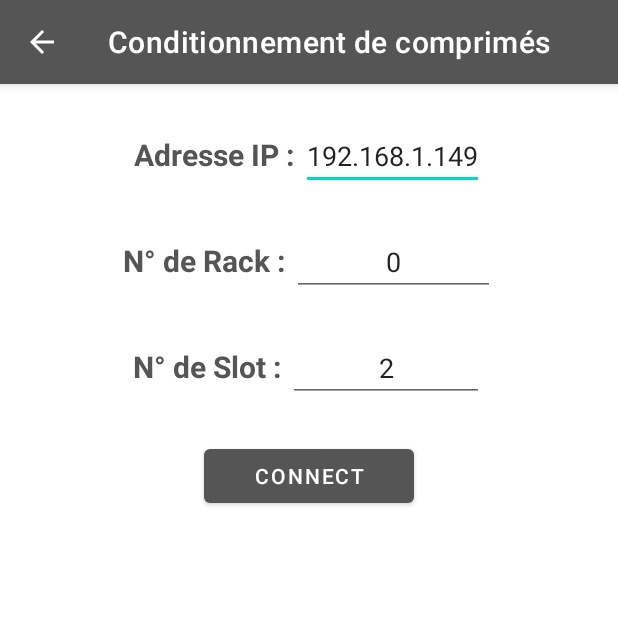
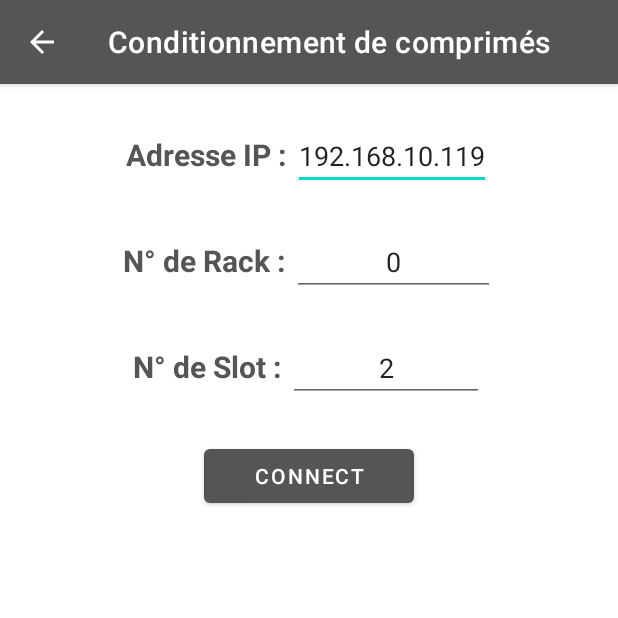
Before and after one commit to LouisFitdevoie/ProjetAndroid, an Android app: the ComprimesActivity screen opened directly, with no data from a screen before it, on a phone screen of 412 x 824 dp, the top half of it. Run offline under Robolectric (Android 15) with nearby library versions, the phone set to English and light mode, and no system bars.

Commit message:
Modification adresses IP des activités

```diff
--- a/app/src/main/java/be/heh/fitdevoie/projetandroidstudio/Activities/EditProfileActivity.java
+++ b/app/src/main/java/be/heh/fitdevoie/projetandroidstudio/Activities/EditProfileActivity.java
@@ -65,7 +65,7 @@ public class EditProfileActivity extends AppCompatActivity {
             userConnected = db_modification.getUserWithId(userId);
             et_editProfile_firstName.setText(userConnected.getFirstName());
             et_editProfile_lastName.setText(userConnected.getLastName());
-            et_editProfile_email.setText(userConnected.getEmailAddress().replace("'",""));
+            et_editProfile_email.setText(userConnected.getEmailAddress().replace("'", ""));
             db_modification.Close();
         } else {
             Intent toMain = new Intent(this, MainActivity.class);
--- a/app/src/main/res/layout/activity_comprimes.xml
+++ b/app/src/main/res/layout/activity_comprimes.xml
@@ -38,7 +38,7 @@
                         android:layout_height="wrap_content"
                         android:hint="Adresse IP"
                         android:inputType="number"
-                        android:text="192.168.1.149"
+                        android:text="192.168.10.119"
                         android:textAlignment="center"
                         android:digits="0123456789."/>
                 </LinearLayout>
--- a/app/src/main/res/layout/activity_niveau.xml
+++ b/app/src/main/res/layout/activity_niveau.xml
@@ -43,7 +43,7 @@
                         android:digits="0123456789."
                         android:hint="Adresse IP"
                         android:inputType="number"
-                        android:text="192.168.1.149"
+                        android:text="192.168.10.114"
                         android:textAlignment="center" />
                 </LinearLayout>
 
```
